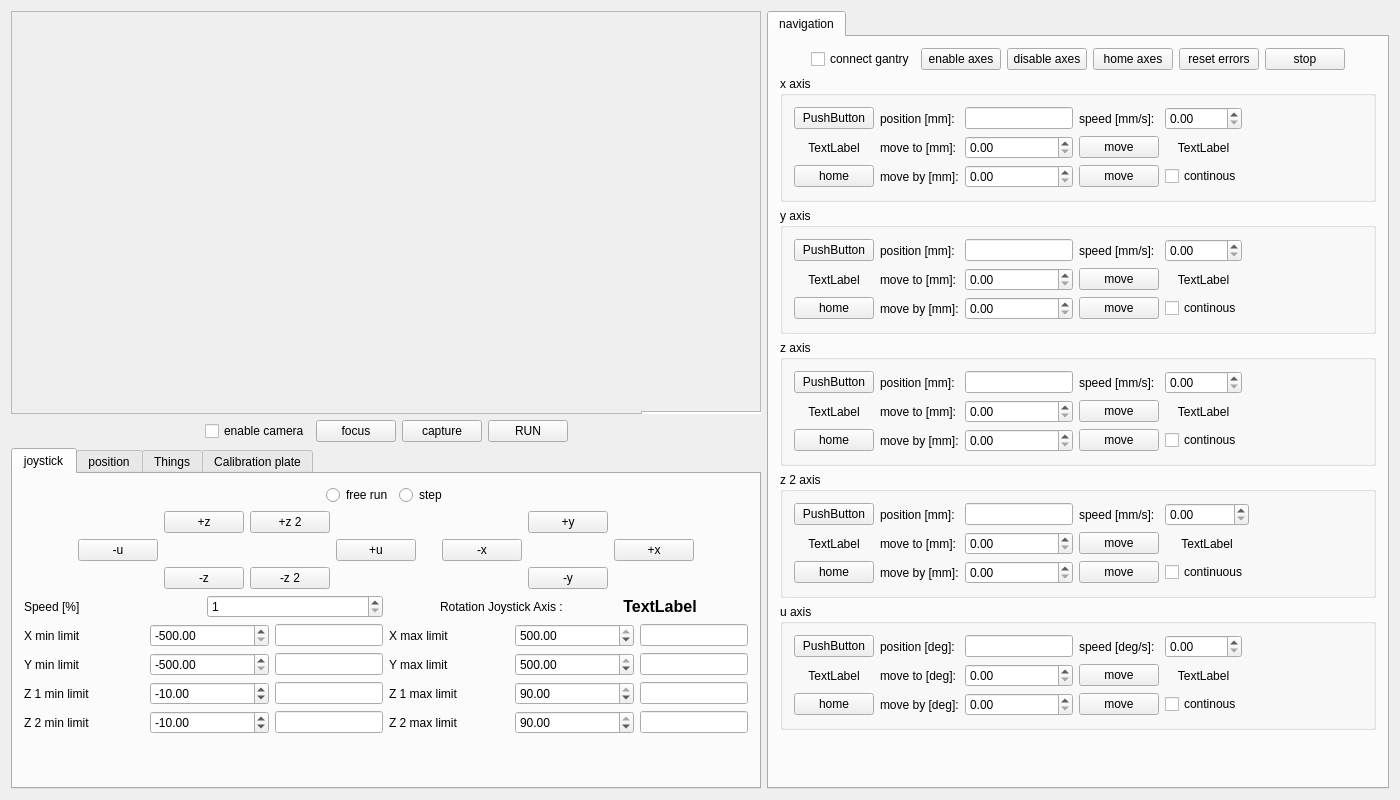
This is magrathea.ui in gitHleon/magrathea as Qt 5 draws it before an edit. The edited form follows.
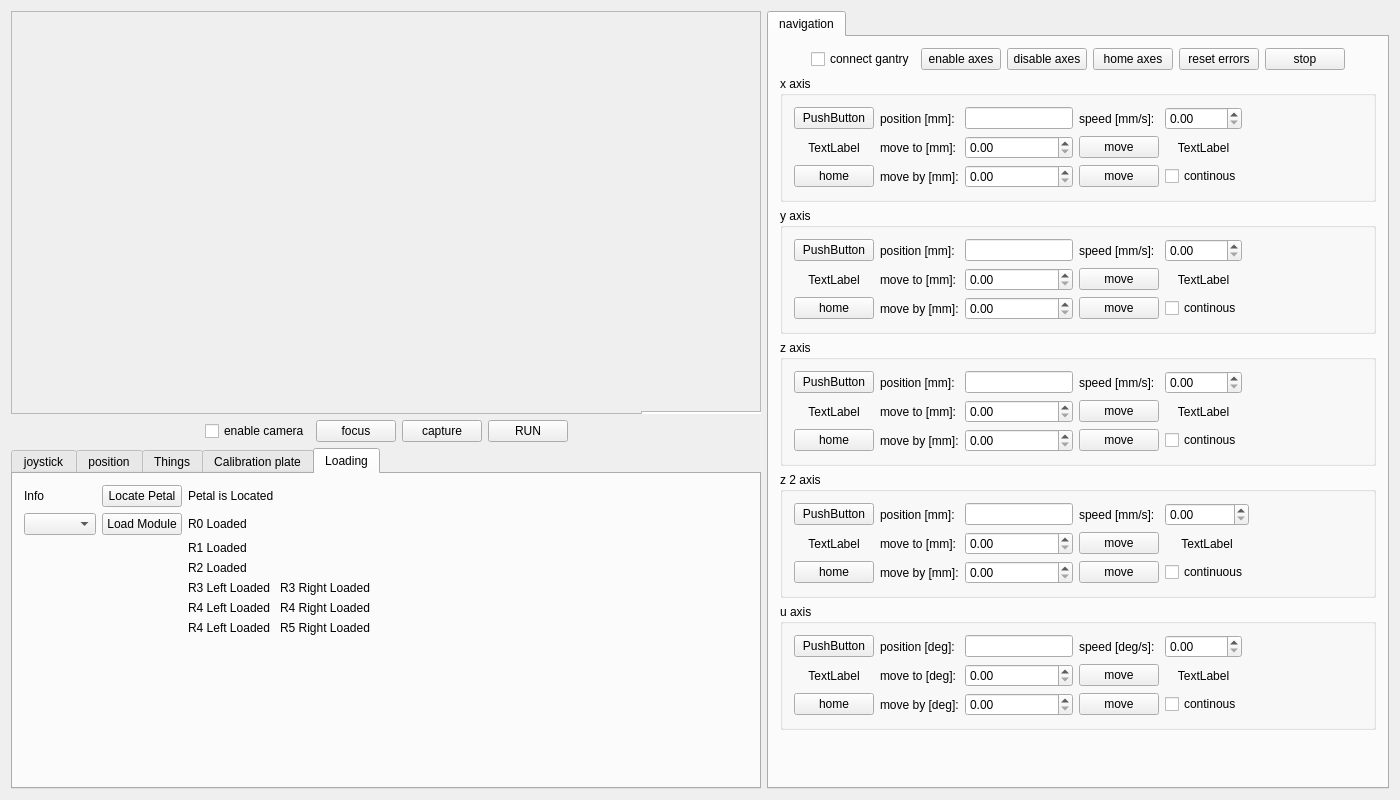
This is the edited form.

Commit message:
Setup of functions for module loading
Set up functions from code from Vancouver :
1-Location of the petal
2-Loading of the modules
3- Survey of the modules
NOTE: Touchdown function need to be added

Patch:
```diff
--- a/magrathea.ui
+++ b/magrathea.ui
@@ -122,7 +122,7 @@
         </sizepolicy>
        </property>
        <property name="currentIndex">
-        <number>0</number>
+        <number>4</number>
        </property>
        <widget class="QWidget" name="joystickTab">
         <attribute name="title">
@@ -1241,6 +1241,137 @@
          </layout>
         </widget>
        </widget>
+       <widget class="QWidget" name="tab_4">
+        <attribute name="title">
+         <string>Loading</string>
+        </attribute>
+        <layout class="QGridLayout" name="gridLayout_16">
+         <item row="1" column="0">
+          <spacer name="verticalSpacer_4">
+           <property name="orientation">
+            <enum>Qt::Vertical</enum>
+           </property>
+           <property name="sizeHint" stdset="0">
+            <size>
+             <width>20</width>
+             <height>40</height>
+            </size>
+           </property>
+          </spacer>
+         </item>
+         <item row="0" column="0">
+          <layout class="QGridLayout" name="gridLayout_15">
+           <item row="1" column="3">
+            <widget class="QLabel" name="label_38">
+             <property name="text">
+              <string>R0 Loaded</string>
+             </property>
+            </widget>
+           </item>
+           <item row="4" column="3">
+            <widget class="QLabel" name="label_41">
+             <property name="text">
+              <string>R3 Left Loaded</string>
+             </property>
+            </widget>
+           </item>
+           <item row="0" column="3">
+            <widget class="QLabel" name="label_37">
+             <property name="text">
+              <string>Petal is Located</string>
+             </property>
+            </widget>
+           </item>
+           <item row="1" column="2">
+            <widget class="QPushButton" name="pushButton">
+             <property name="text">
+              <string>Load Module</string>
+             </property>
+            </widget>
+           </item>
+           <item row="1" column="1">
+            <widget class="QComboBox" name="Module_comboBox"/>
+           </item>
+           <item row="2" column="3">
+            <widget class="QLabel" name="label_39">
+             <property name="text">
+              <string>R1 Loaded</string>
+             </property>
+            </widget>
+           </item>
+           <item row="3" column="3">
+            <widget class="QLabel" name="label_40">
+             <property name="text">
+              <string>R2 Loaded</string>
+             </property>
+            </widget>
+           </item>
+           <item row="4" column="4">
+            <widget class="QLabel" name="label_43">
+             <property name="text">
+              <string>R3 Right Loaded</string>
+             </property>
+            </widget>
+           </item>
+           <item row="0" column="1">
+            <widget class="QLabel" name="label_36">
+             <property name="text">
+              <string>Info</string>
+             </property>
+            </widget>
+           </item>
+           <item row="0" column="2">
+            <widget class="QPushButton" name="pushButton_2">
+             <property name="text">
+              <string>Locate Petal</string>
+             </property>
+            </widget>
+           </item>
+           <item row="5" column="4">
+            <widget class="QLabel" name="label_44">
+             <property name="text">
+              <string>R4 Right Loaded</string>
+             </property>
+            </widget>
+           </item>
+           <item row="5" column="3">
+            <widget class="QLabel" name="label_42">
+             <property name="text">
+              <string>R4 Left Loaded</string>
+             </property>
+            </widget>
+           </item>
+           <item row="6" column="3">
+            <widget class="QLabel" name="label_45">
+             <property name="text">
+              <string>R4 Left Loaded</string>
+             </property>
+            </widget>
+           </item>
+           <item row="6" column="4">
+            <widget class="QLabel" name="label_46">
+             <property name="text">
+              <string>R5 Right Loaded</string>
+             </property>
+            </widget>
+           </item>
+          </layout>
+         </item>
+         <item row="0" column="1">
+          <spacer name="horizontalSpacer_20">
+           <property name="orientation">
+            <enum>Qt::Horizontal</enum>
+           </property>
+           <property name="sizeHint" stdset="0">
+            <size>
+             <width>40</width>
+             <height>20</height>
+            </size>
+           </property>
+          </spacer>
+         </item>
+        </layout>
+       </widget>
       </widget>
      </item>
     </layout>
```
The commit also changes 5 other files.
